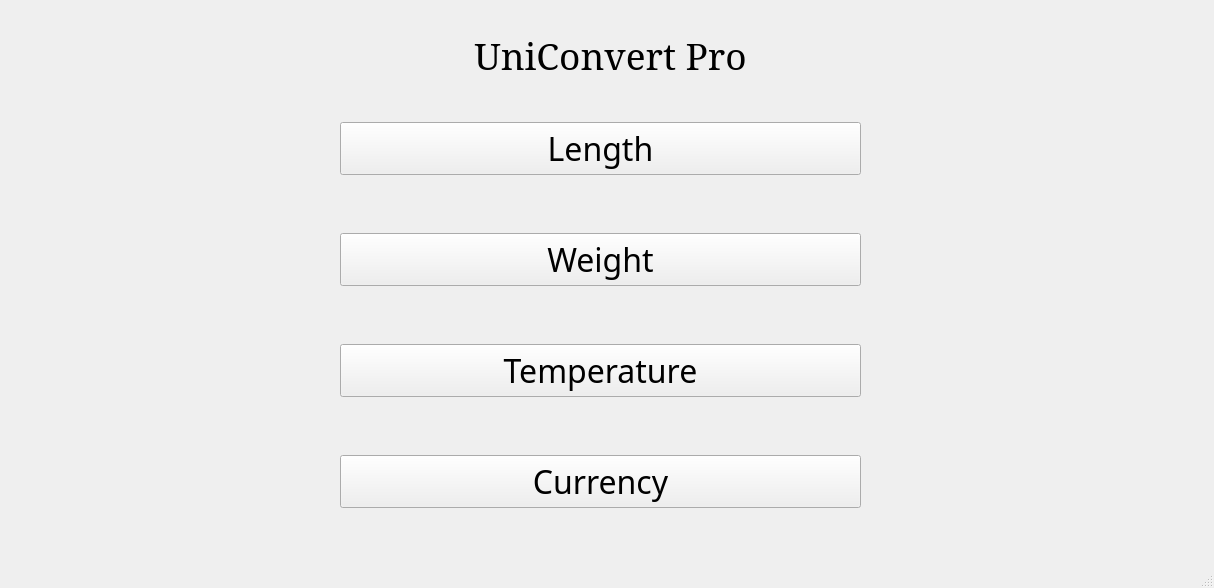
Before: the Qt Designer form UnitConverter/mainwindow.ui in Jacob-Dong7/Unit-Converter, drawn with Qt 5.
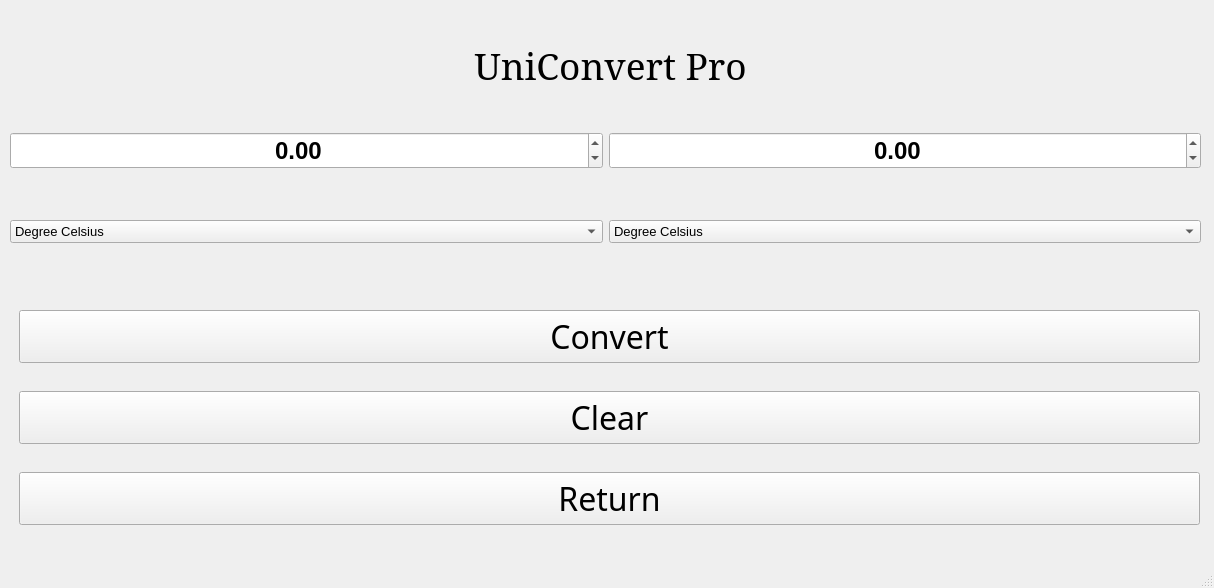
After: the same form once the commit is applied. The open tabs and pages were chosen to show the change. Custom widgets are drawn as their Qt base class.

The edit to the form file:
```diff
--- a/UnitConverter/mainwindow.ui
+++ b/UnitConverter/mainwindow.ui
@@ -31,7 +31,7 @@
       <property name="geometry">
        <rect>
         <x>20</x>
-        <y>-20</y>
+        <y>-10</y>
         <width>1181</width>
         <height>151</height>
        </rect>
@@ -833,6 +833,198 @@
       </property>
      </widget>
     </widget>
+    <widget class="QWidget" name="page">
+     <widget class="QLabel" name="label_5">
+      <property name="geometry">
+       <rect>
+        <x>20</x>
+        <y>-10</y>
+        <width>1181</width>
+        <height>151</height>
+       </rect>
+      </property>
+      <property name="font">
+       <font>
+        <family>Elephant</family>
+        <pointsize>28</pointsize>
+        <bold>false</bold>
+       </font>
+      </property>
+      <property name="frameShape">
+       <enum>QFrame::Shape::NoFrame</enum>
+      </property>
+      <property name="text">
+       <string>UniConvert Pro</string>
+      </property>
+      <property name="alignment">
+       <set>Qt::AlignmentFlag::AlignCenter</set>
+      </property>
+     </widget>
+     <widget class="QWidget" name="layoutWidget_4">
+      <property name="geometry">
+       <rect>
+        <x>19</x>
+        <y>288</y>
+        <width>1181</width>
+        <height>261</height>
+       </rect>
+      </property>
+      <layout class="QVBoxLayout" name="verticalLayout_5">
+       <item>
+        <widget class="QPushButton" name="btnTempConvert">
+         <property name="font">
+          <font>
+           <family>Modern No. 20</family>
+           <pointsize>24</pointsize>
+          </font>
+         </property>
+         <property name="text">
+          <string>Convert</string>
+         </property>
+        </widget>
+       </item>
+       <item>
+        <widget class="QPushButton" name="btnTempClear">
+         <property name="font">
+          <font>
+           <family>Modern No. 20</family>
+           <pointsize>24</pointsize>
+          </font>
+         </property>
+         <property name="text">
+          <string>Clear</string>
+         </property>
+        </widget>
+       </item>
+       <item>
+        <widget class="QPushButton" name="btnTempReturn">
+         <property name="font">
+          <font>
+           <family>Modern No. 20</family>
+           <pointsize>24</pointsize>
+          </font>
+         </property>
+         <property name="text">
+          <string>Return</string>
+         </property>
+        </widget>
+       </item>
+      </layout>
+     </widget>
+     <widget class="QWidget" name="">
+      <property name="geometry">
+       <rect>
+        <x>10</x>
+        <y>87</y>
+        <width>1191</width>
+        <height>201</height>
+       </rect>
+      </property>
+      <layout class="QGridLayout" name="gridLayout_3">
+       <item row="0" column="0">
+        <widget class="QDoubleSpinBox" name="sbTempFrom">
+         <property name="font">
+          <font>
+           <pointsize>18</pointsize>
+           <bold>true</bold>
+          </font>
+         </property>
+         <property name="alignment">
+          <set>Qt::AlignmentFlag::AlignCenter</set>
+         </property>
+         <property name="decimals">
+          <number>2</number>
+         </property>
+         <property name="minimum">
+          <double>-1000000.000000000000000</double>
+         </property>
+         <property name="maximum">
+          <double>1000000.000000000000000</double>
+         </property>
+        </widget>
+       </item>
+       <item row="0" column="1">
+        <widget class="QDoubleSpinBox" name="sbTempTo">
+         <property name="font">
+          <font>
+           <pointsize>18</pointsize>
+           <bold>true</bold>
+          </font>
+         </property>
+         <property name="wrapping">
+          <bool>false</bool>
+         </property>
+         <property name="alignment">
+          <set>Qt::AlignmentFlag::AlignCenter</set>
+         </property>
+         <property name="decimals">
+          <number>2</number>
+         </property>
+         <property name="minimum">
+          <double>-100000000000000000.000000000000000</double>
+         </property>
+         <property name="maximum">
+          <double>100000000000000000.000000000000000</double>
+         </property>
+        </widget>
+       </item>
+       <item row="1" column="0">
+        <widget class="QComboBox" name="cmbTempFrom">
+         <property name="font">
+          <font>
+           <pointsize>10</pointsize>
+          </font>
+         </property>
+         <property name="currentText">
+          <string>Degree Celsius</string>
+         </property>
+         <item>
+          <property name="text">
+           <string>Degree Celsius</string>
+          </property>
+         </item>
+         <item>
+          <property name="text">
+           <string>Fahrenheit</string>
+          </property>
+         </item>
+         <item>
+          <property name="text">
+           <string>Kelvin</string>
+          </property>
+         </item>
+        </widget>
+       </item>
+       <item row="1" column="1">
+        <widget class="QComboBox" name="cmbTempTo">
+         <property name="font">
+          <font>
+           <pointsize>10</pointsize>
+          </font>
+         </property>
+         <property name="currentText">
+          <string>Degree Celsius</string>
+         </property>
+         <item>
+          <property name="text">
+           <string>Degree Celsius</string>
+          </property>
+         </item>
+         <item>
+          <property name="text">
+           <string>Fahrenheit</string>
+          </property>
+         </item>
+         <item>
+          <property name="text">
+           <string>Kelvin</string>
+          </property>
+         </item>
+        </widget>
+       </item>
+      </layout>
+     </widget>
+    </widget>
    </widget>
   </widget>
   <widget class="QMenuBar" name="menubar">
@@ -851,7 +1043,12 @@
   <customwidget>
    <class>Scientific</class>
    <extends>QDoubleSpinBox</extends>
-   <header location="global">scientific.h</header>
+   <header>scientific.h</header>
+  </customwidget>
+  <customwidget>
+   <class>Currency</class>
+   <extends>QDoubleSpinBox</extends>
+   <header location="global">currency.h</header>
   </customwidget>
  </customwidgets>
  <resources/>
```
Left out of the diff: 8 changed lines with no effect on the pictures.
